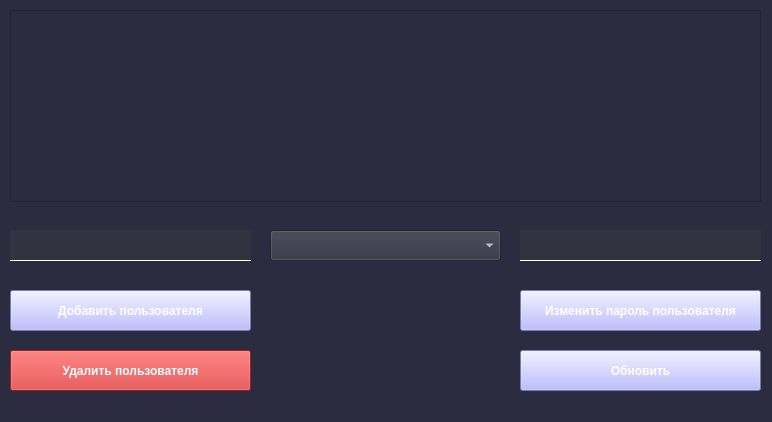
Before: the Qt Designer form AdminWindow.ui in EgLeVor/Course, drawn with Qt 5.
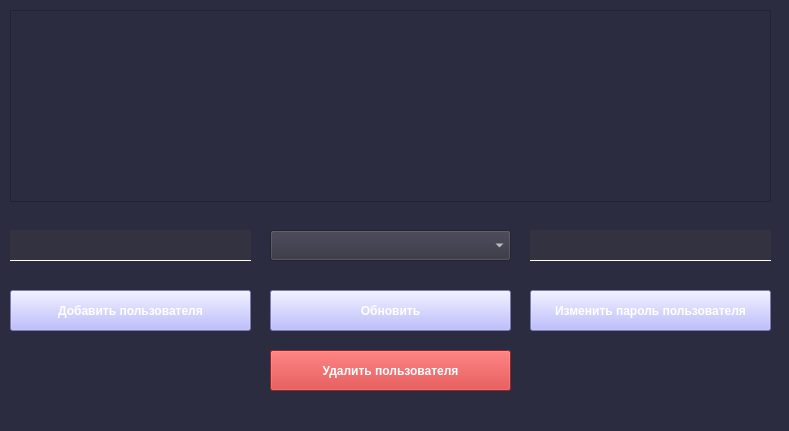
After: the same form once the commit is applied.

Commit message: admin, tech user windows fixed

Diff of the .ui file:
```diff
--- a/AdminWindow.ui
+++ b/AdminWindow.ui
@@ -6,8 +6,8 @@
    <rect>
     <x>0</x>
     <y>0</y>
-    <width>772</width>
-    <height>422</height>
+    <width>789</width>
+    <height>431</height>
    </rect>
   </property>
   <property name="windowTitle">
@@ -58,7 +58,7 @@
      <rect>
       <x>10</x>
       <y>10</y>
-      <width>751</width>
+      <width>761</width>
       <height>192</height>
      </rect>
     </property>
@@ -66,8 +66,8 @@
    <widget class="QPushButton" name="refresh_tbl">
     <property name="geometry">
      <rect>
-      <x>520</x>
-      <y>350</y>
+      <x>270</x>
+      <y>290</y>
       <width>241</width>
       <height>41</height>
      </rect>
@@ -92,7 +92,7 @@
    <widget class="QPushButton" name="delete_btn">
     <property name="geometry">
      <rect>
-      <x>10</x>
+      <x>270</x>
       <y>350</y>
       <width>241</width>
       <height>41</height>
@@ -105,7 +105,7 @@
    <widget class="QPushButton" name="update_btn">
     <property name="geometry">
      <rect>
-      <x>520</x>
+      <x>530</x>
       <y>290</y>
       <width>241</width>
       <height>41</height>
@@ -120,7 +120,7 @@
      <rect>
       <x>270</x>
       <y>230</y>
-      <width>231</width>
+      <width>241</width>
       <height>31</height>
      </rect>
     </property>
@@ -128,7 +128,7 @@
    <widget class="QLineEdit" name="pwd_line">
     <property name="geometry">
      <rect>
-      <x>520</x>
+      <x>530</x>
       <y>230</y>
       <width>241</width>
       <height>31</height>
```
The commit also changes 1 other file.
